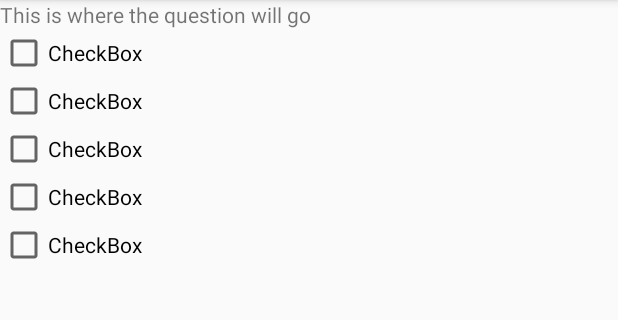
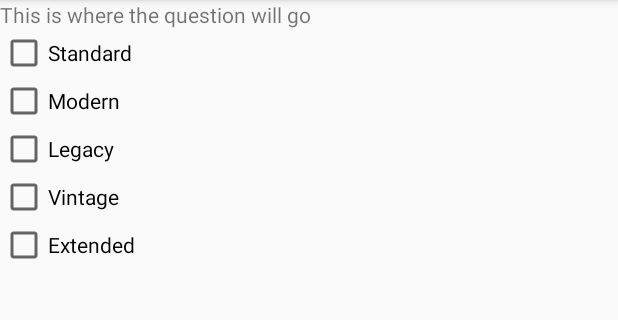
Before and after one commit to kalvin66rocks/CMPSC475, an Android app: the screen it shows after launch (MainActivity), on a phone screen of 412 x 824 dp, the part 84-404 px from its top. Run offline under Robolectric (Android 15) with nearby library versions, the light colour scheme and no system bars.

Commit message:
Fixed some domb mistakes

```diff
--- a/FragmentationProject/app/src/main/java/com/kalvi_000/fragmentationproject/MainActivity.java
+++ b/FragmentationProject/app/src/main/java/com/kalvi_000/fragmentationproject/MainActivity.java
@@ -14,5 +14,6 @@ public class MainActivity extends AppCompatActivity implements selectAnswerFrag.
     @Override
     public void onAnswerItemSelected(int positiveNumber) {
 
+
     }
 }
--- a/FragmentationProject/app/src/main/res/layout/select_answer_frag.xml
+++ b/FragmentationProject/app/src/main/res/layout/select_answer_frag.xml
@@ -14,34 +14,29 @@
         android:id="@+id/answer1"
         android:layout_width="match_parent"
         android:layout_height="wrap_content"
-        android:text="CheckBox"
-        tools:text="Standard" />
+        android:text="Standard" />
 
     <CheckBox
         android:id="@+id/answer2"
         android:layout_width="match_parent"
         android:layout_height="wrap_content"
-        android:text="CheckBox"
-        tools:text="Modern" />
+        android:text="Modern" />
 
     <CheckBox
         android:id="@+id/answer3"
         android:layout_width="match_parent"
         android:layout_height="wrap_content"
-        android:text="CheckBox"
-        tools:text="Legacy" />
+        android:text="Legacy" />
 
     <CheckBox
         android:id="@+id/answer4"
         android:layout_width="match_parent"
         android:layout_height="wrap_content"
-        android:text="CheckBox"
-        tools:text="Vintage" />
+        android:text="Vintage" />
 
     <CheckBox
         android:id="@+id/answer5"
         android:layout_width="match_parent"
         android:layout_height="wrap_content"
-        android:text="CheckBox"
-        tools:text="Extended" />
+        android:text="Extended" />
 </LinearLayout>
```
